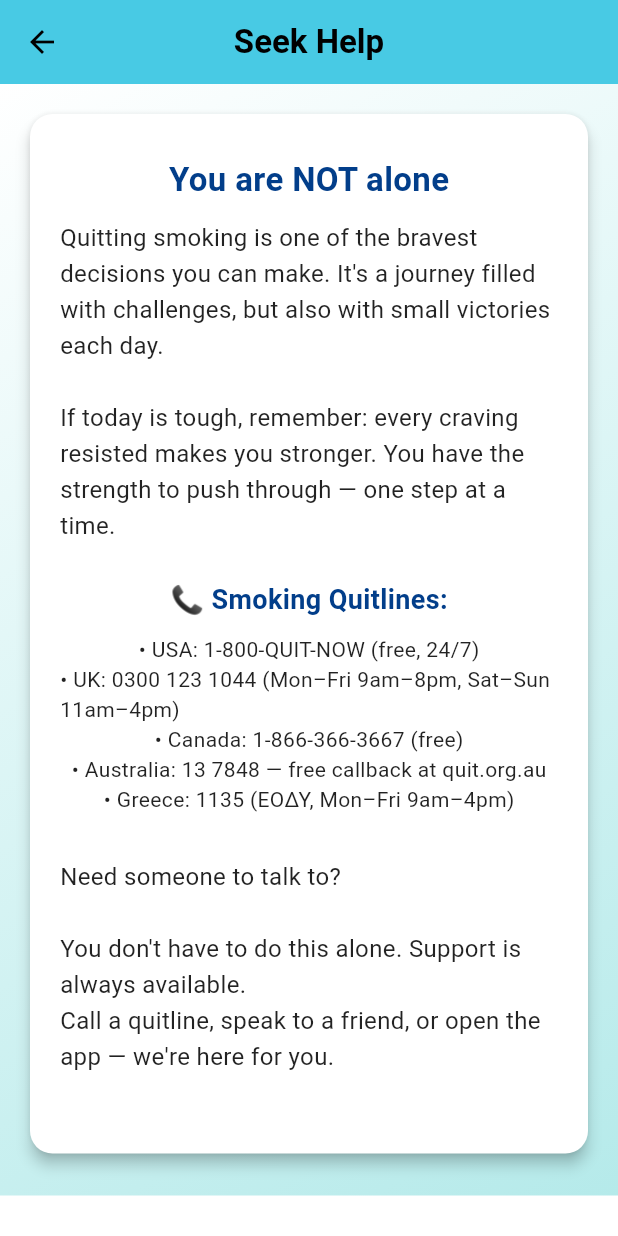
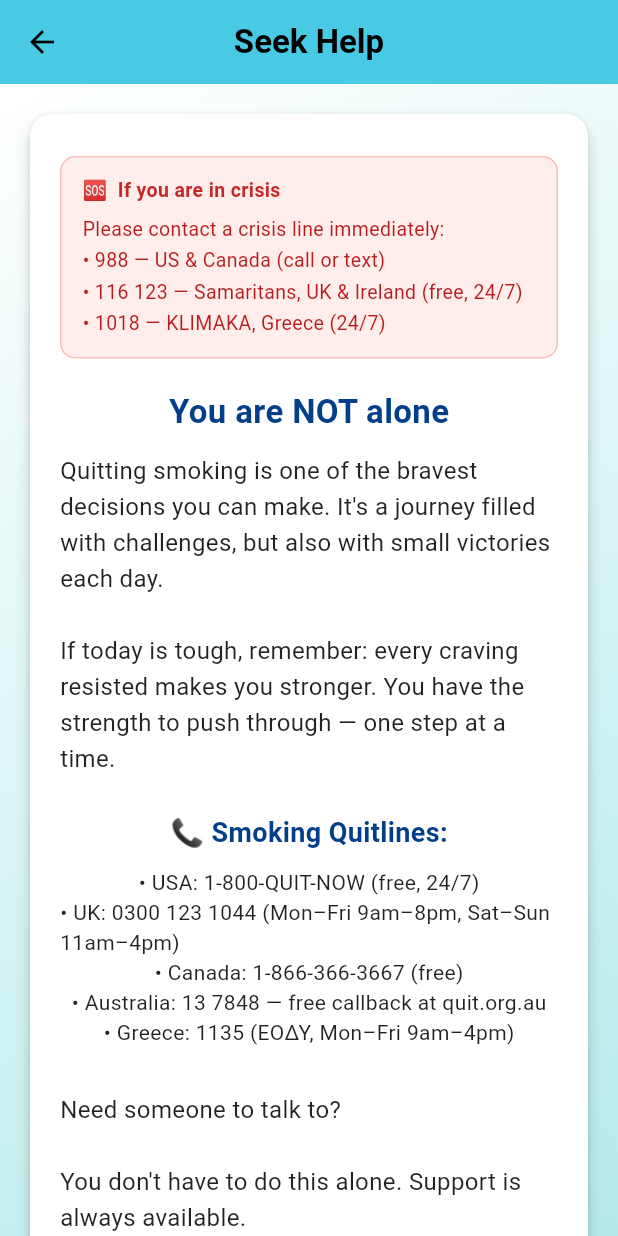
Before and after one commit to StefanosTheos/X-hale, a Flutter app: the HelpPage screen opened directly, on a phone screen of 412 x 824 dp. Run offline on Flutter 3.47's test engine with Material 3 defaults, Android fonts, the phone set to English and light mode, and no system bars; our stand-ins replace appwrite, audioplayers, firebase_core, firebase_messaging, fl_chart, flutter_local_notifications and 9 more; missing offline and left inert: flame; accounts and stored records are empty; project files that could hold a hidden picture were left out.

Commit message:
feat: add crisis banner to Seek Help page
Prominent red-tinted box at the top listing 988 (US/CA), 116 123 Samaritans (UK/IE),
and 1018 KLIMAKA (GR) so users in distress see crisis contacts immediately,
separate from the smoking quitlines below.

```diff
--- a/lib/pages/settings_pages/more_help.dart
+++ b/lib/pages/settings_pages/more_help.dart
@@ -46,6 +46,46 @@ class HelpPage extends ConsumerWidget {
                   child: Column(
                     crossAxisAlignment: CrossAxisAlignment.center,
                     children: [
+                      Container(
+                        width: double.infinity,
+                        padding: const EdgeInsets.symmetric(
+                          horizontal: 14,
+                          vertical: 12,
+                        ),
+                        decoration: BoxDecoration(
+                          color: Colors.red.withAlpha(isDark ? 40 : 25),
+                          borderRadius: BorderRadius.circular(10),
+                          border: Border.all(
+                            color: Colors.red.withAlpha(isDark ? 100 : 70),
+                          ),
+                        ),
+                        child: Column(
+                          crossAxisAlignment: CrossAxisAlignment.start,
+                          children: [
+                            Text(
+                              '🆘  If you are in crisis',
+                              style: TextStyle(
+                                fontWeight: FontWeight.bold,
+                                fontSize: 13,
+                                color: isDark ? Colors.red[300] : Colors.red[800],
+                              ),
+                            ),
+                            const SizedBox(height: 6),
+                            Text(
+                              'Please contact a crisis line immediately:\n'
+                              '• 988 — US & Canada (call or text)\n'
+                              '• 116 123 — Samaritans, UK & Ireland (free, 24/7)\n'
+                              '• 1018 — KLIMAKA, Greece (24/7)',
+                              style: TextStyle(
+                                fontSize: 13,
+                                height: 1.6,
+                                color: isDark ? Colors.red[200] : Colors.red[900],
+                              ),
+                            ),
+                          ],
+                        ),
+                      ),
+                      const SizedBox(height: 20),
                       Text(
                         'You are NOT alone',
                         style: TextStyle(
```
